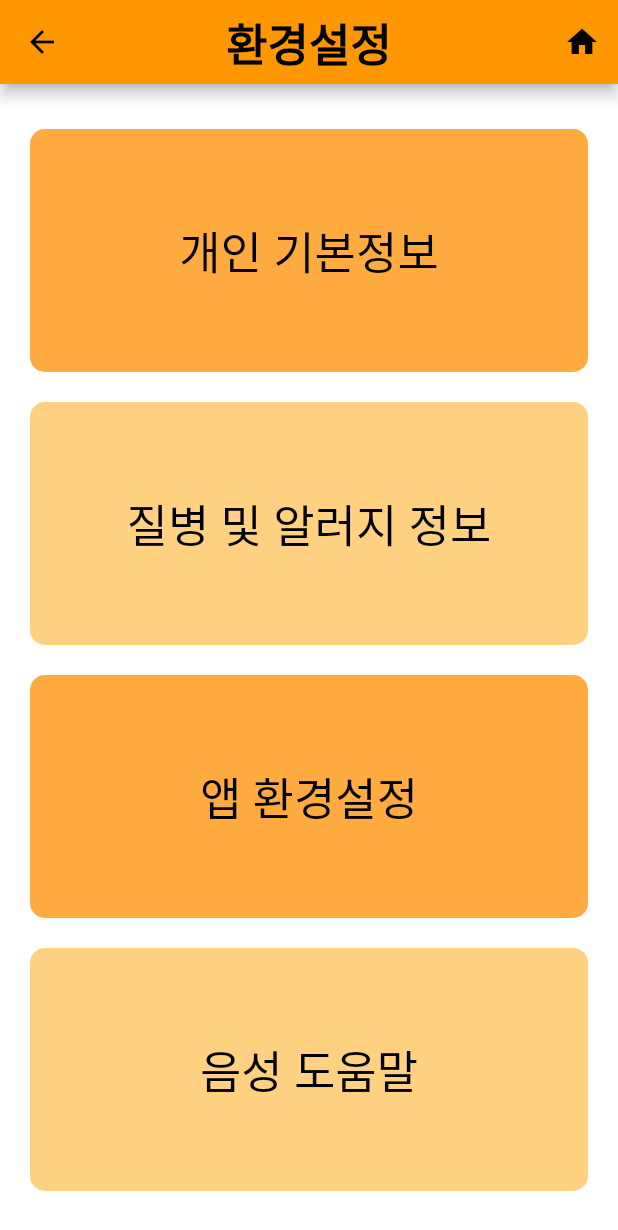
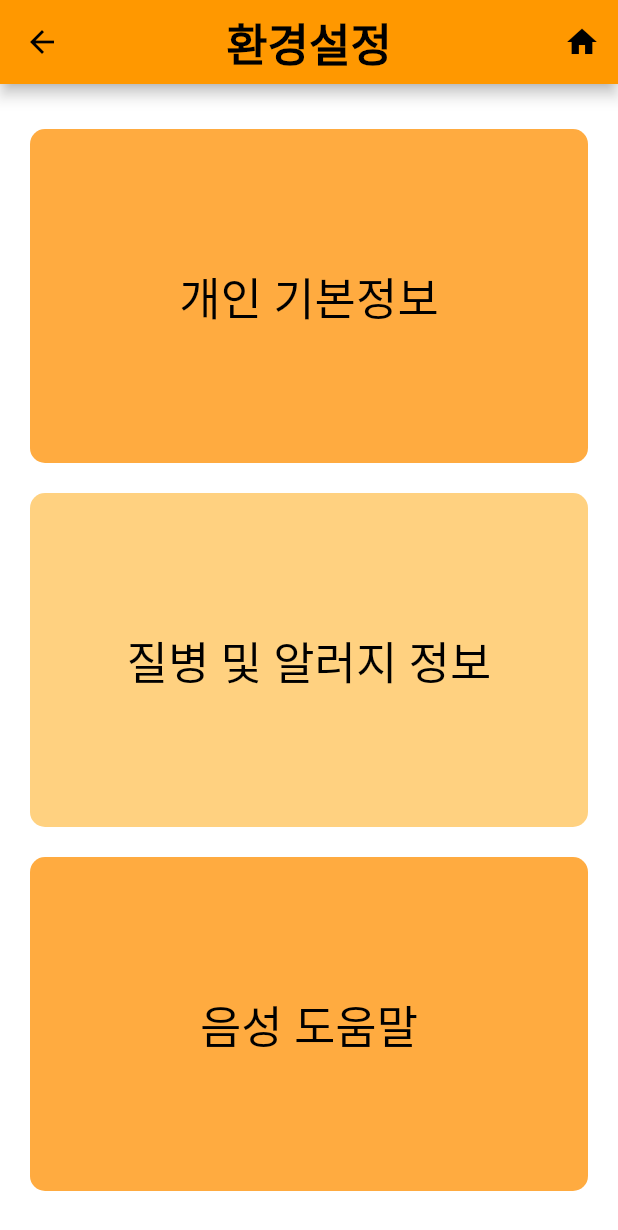
Before and after one commit to sphy1597/flutter-1, a Flutter app: the SettingsMain screen opened directly, on a phone screen of 412 x 824 dp. Shown: the top 1230 px of the screen. Run offline on Flutter 3.47's test engine with Material 2 defaults, Android fonts, the phone set to English and light mode, and no system bars; our stand-ins replace image_picker, shared_preferences; missing offline and left inert: qr_code_scanner; accounts and stored records are empty.

Commit message:
edit: 환경설정 - 앱 환경설정 부분 삭제

```diff
--- a/lib/settings/settings_main.dart
+++ b/lib/settings/settings_main.dart
@@ -1,6 +1,8 @@
 import 'package:flutter/material.dart';
 import 'package:app/main.dart';
 import 'package:app/settings/user_info.dart';
+import 'package:app/settings/allergy_info.dart';
+// import 'package:app/settings/app_setting.dart';
 
 void main() => runApp(const SettingsMain());
 
@@ -101,6 +103,12 @@ class SettingsMain extends StatelessWidget {
                       child: ElevatedButton(
                         onPressed: () {
                           print('질병 및 알러지 정보 btn 눌림');
+                          Navigator.push(
+                            context,
+                            MaterialPageRoute(
+                                builder: (context) => const AllergyInfo(title: '',)
+                            ),
+                          );
                         },
                         style: ElevatedButton.styleFrom(
                           backgroundColor: Colors.orangeAccent[100], // 텍스트 버튼과 다르게 배경색 변경
@@ -121,36 +129,42 @@ class SettingsMain extends StatelessWidget {
                     ),
                   ),
                 ),
-                Expanded(
-                  // 앱 환경설정
-                  flex: 1,
-                  child: Padding(
-                    padding: const EdgeInsets.all(10),
-                    child: SizedBox(
-                      width: double.infinity,
-                      child: ElevatedButton(
-                        onPressed: () {
-                          print('앱 환경설정 btn 눌림');
-                        },
-                        style: ElevatedButton.styleFrom(
-                          backgroundColor: Colors.orangeAccent, // 텍스트 버튼과 다르게 배경색 변경
-                          shape: RoundedRectangleBorder(
-                            borderRadius: BorderRadius.circular(10.0),
-                          ),
-                          // padding: const EdgeInsets.all(10),
-                          elevation: 0.0
-                        ),
-                        child: const Text(
-                          '앱 환경설정',
-                          style: TextStyle(
-                            fontSize: 30.0,
-                            color: Colors.black,
-                          ),
-                        ),
-                      ),
-                    ),
-                  ),
-                ),
+                // Expanded(
+                //   // 앱 환경설정
+                //   flex: 1,
+                //   child: Padding(
+                //     padding: const EdgeInsets.all(10),
+                //     child: SizedBox(
+                //       width: double.infinity,
+                //       child: ElevatedButton(
+                //         onPressed: () {
+                //           print('앱 환경설정 btn 눌림');
+                //           Navigator.push(
+                //             context,
+                //             MaterialPageRoute(
+                //                 builder: (context) => const MyStatefulWidget()
+                //             ),
+                //           );
+                //         },
+                //         style: ElevatedButton.styleFrom(
+                //           backgroundColor: Colors.orangeAccent, // 텍스트 버튼과 다르게 배경색 변경
+                //           shape: RoundedRectangleBorder(
+                //             borderRadius: BorderRadius.circular(10.0),
+                //           ),
+                //           // padding: const EdgeInsets.all(10),
+                //           elevation: 0.0
+                //         ),
+                //         child: const Text(
+                //           '앱 환경설정',
+                //           style: TextStyle(
+                //             fontSize: 30.0,
+                //             color: Colors.black,
+                //           ),
+                //         ),
+                //       ),
+                //     ),
+                //   ),
+                // ),
                 Expanded(
                   // 음성 도움말
                   flex: 1,
@@ -163,7 +177,7 @@ class SettingsMain extends StatelessWidget {
                           print('음성 도움말 btn 눌림');
                         },
                         style: ElevatedButton.styleFrom(
-                          backgroundColor: Colors.orangeAccent[100], // 텍스트 버튼과 다르게 배경색 변경
+                          backgroundColor: Colors.orangeAccent, // 텍스트 버튼과 다르게 배경색 변경
                           shape: RoundedRectangleBorder(
                             borderRadius: BorderRadius.circular(10.0),
                           ),
```
